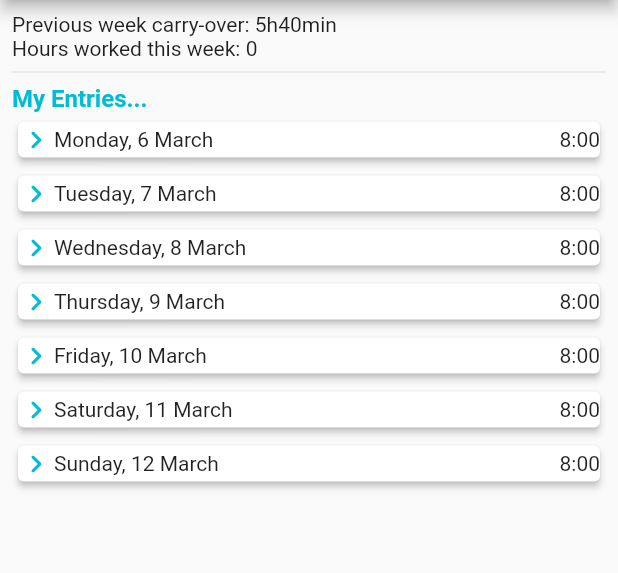
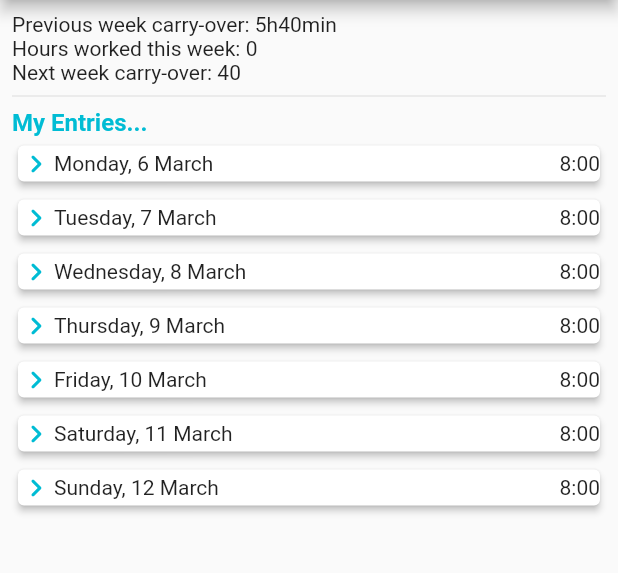
Before and after one commit to koorzenb/timelogger_app, a Flutter app: the screen it shows after launch, on a phone screen of 412 x 824 dp, the part 84-657 px from its top. Run offline on Flutter 3.47's test engine with Material 2 defaults, Android fonts, the phone set to English and light mode, and no system bars; our stand-ins replace get, timezone.

Commit message:
Added next week carry-over

```diff
--- a/lib/screens/home_page.dart
+++ b/lib/screens/home_page.dart
@@ -48,6 +48,12 @@ class _HomePageState extends State<HomePage> {
                   Text('${entriesController.hoursWorked}'),
                 ],
               ),
+              Row(
+                children: [
+                  const Text('Next week carry-over: '),
+                  Text('${40 - entriesController.hoursWorked}'),
+                ],
+              ),
               const Divider(),
               Expanded(
                 child: Center(
```
